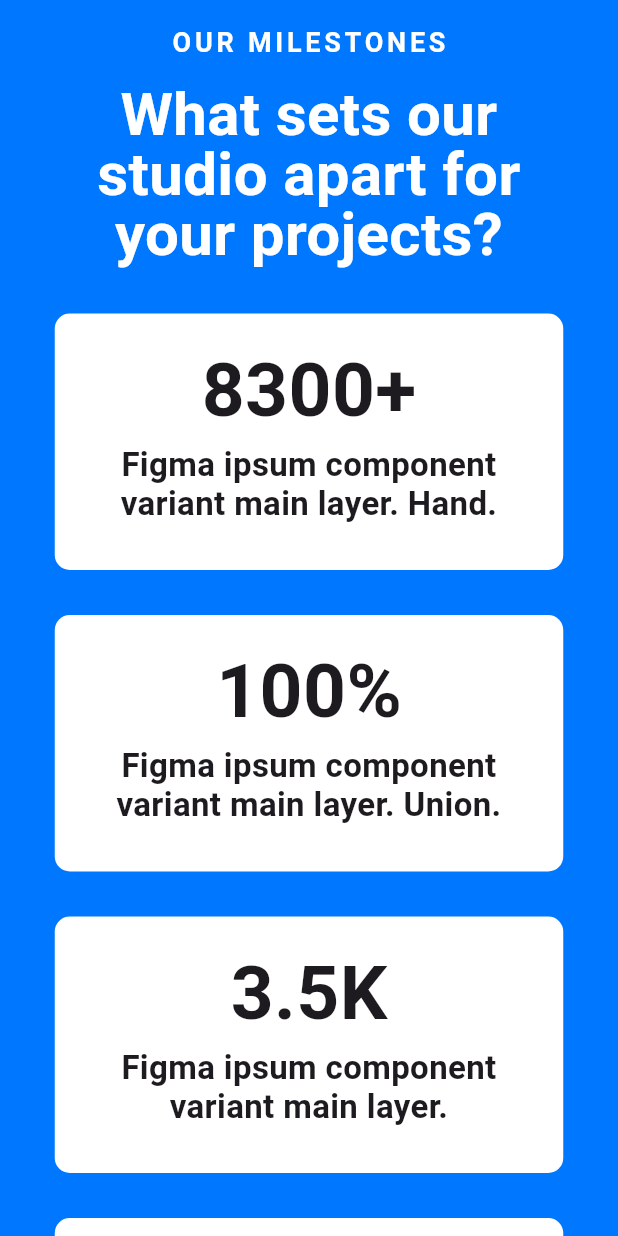
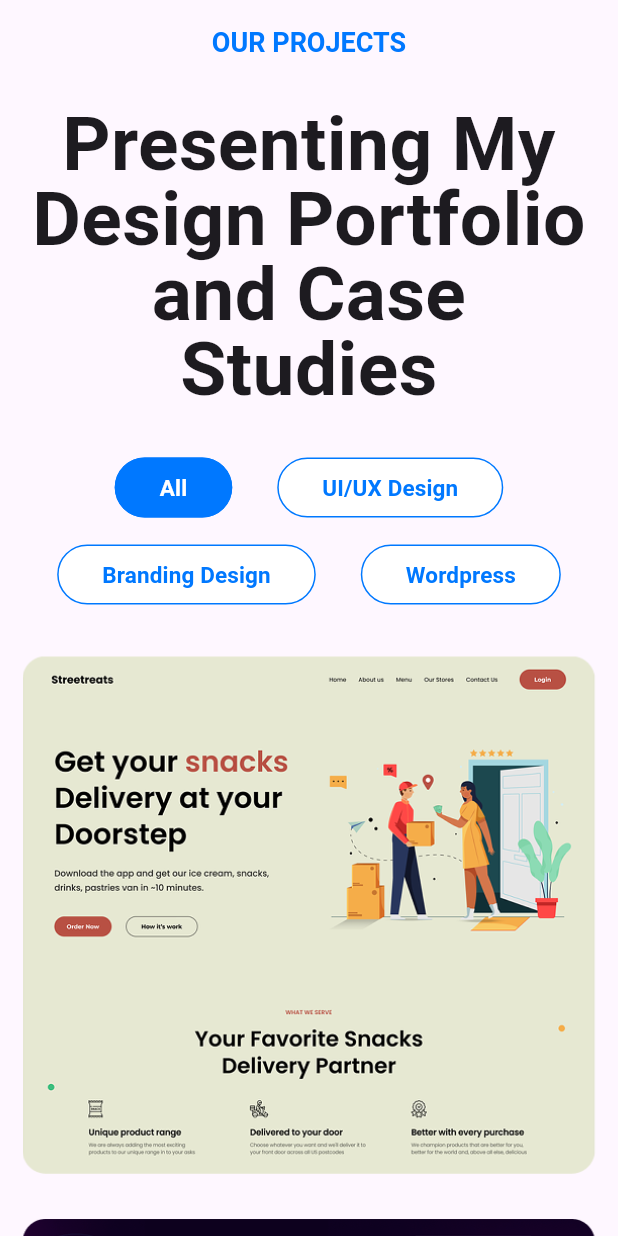
Before and after one commit to zhaoly58/portfolio_me, a Flutter app: the screen it shows after launch, on a phone screen of 412 x 824 dp. Run offline on Flutter 3.47's test engine with Material 3 defaults, Android fonts, the phone set to English and light mode, and no system bars.

Commit message:
created project screen
Signed-off-by: Jimmy Zhao <jimmyzly88@gmail.com>

```diff
--- /dev/null
+++ b/lib/customWidget/regular_button.dart
@@ -0,0 +1,29 @@
+import 'package:flutter/material.dart';
+
+class CustomRegularButton extends StatelessWidget {
+  final String? buttonTitle;
+  const CustomRegularButton({super.key, this.buttonTitle});
+
+  @override
+  Widget build(BuildContext context) {
+    return ElevatedButton(
+      onPressed: () {},
+      style: ElevatedButton.styleFrom(
+        backgroundColor: Colors.white,
+        padding: EdgeInsets.symmetric(horizontal: 30),
+        elevation: 0,
+        side: BorderSide(color: Color(0XFF0078FF)),
+      ),
+
+      child: Text(
+        "$buttonTitle",
+        style: TextStyle(
+          fontSize: 15,
+          color: Color(0XFF0078FF),
+          fontWeight: FontWeight.bold,
+          height: 1,
+        ),
+      ),
+    );
+  }
+}
--- a/lib/main.dart
+++ b/lib/main.dart
@@ -1,5 +1,6 @@
 import 'package:flutter/material.dart';
-import 'package:portfolio_me/milestones.dart';
+import 'package:portfolio_me/milestones_screen.dart';
+import 'package:portfolio_me/projects_screen.dart';
 
 void main() {
   runApp(const MyApp());
@@ -32,7 +33,7 @@ class MyApp extends StatelessWidget {
         // tested with just a hot reload.
         colorScheme: ColorScheme.fromSeed(seedColor: Colors.deepPurple),
       ),
-      home: const Milestones(),
+      home: ProjectsScreen(),
 
     );
   }
--- /dev/null
+++ b/lib/projects_screen.dart
@@ -0,0 +1,102 @@
+import 'package:flutter/material.dart';
+import 'package:portfolio_me/customWidget/regular_button.dart';
+
+class ProjectsScreen extends StatelessWidget {
+  ProjectsScreen({super.key});
+
+  final List<String> projectsList = [
+    "preview1",
+    "preview2",
+    "preview3",
+    "preview4",
+    "preview5",
+    "preview6",
+  ];
+
+  @override
+  Widget build(BuildContext context) {
+    return Scaffold(
+      appBar: AppBar(
+        title: Text(
+          "Our projects".toUpperCase(),
+          style: TextStyle(
+            color: Color(0XFF0078FF),
+            fontSize: 18,
+            fontWeight: FontWeight.bold,
+          ),
+        ),
+        centerTitle: true,
+      ),
+      body: SingleChildScrollView(
+        child: Padding(
+          padding: EdgeInsets.all(15),
+          child: Column(
+            mainAxisAlignment: MainAxisAlignment.center,
+            crossAxisAlignment: CrossAxisAlignment.center,
+            children: [
+              Text(
+                "Presenting My Design Portfolio and Case Studies",
+                style: TextStyle(
+                  fontSize: 50,
+                  fontWeight: FontWeight.bold,
+                  height: 1,
+                ),
+                textAlign: TextAlign.center,
+              ),
+              SizedBox(height: 30),
+              Row(
+                mainAxisAlignment: MainAxisAlignment.center,
+                children: [
+                  ElevatedButton(
+                    onPressed: () {},
+                    style: ElevatedButton.styleFrom(
+                      backgroundColor: Color(0XFF0078FF),
+                      padding: EdgeInsets.symmetric(horizontal: 30),
+                      elevation: 0,
+                      side: BorderSide(color: Color(0XFF0078FF)),
+                    ),
+
+                    child: Text(
+                      "All",
+                      style: TextStyle(
+                        fontSize: 15,
+                        color: Colors.white,
+                        fontWeight: FontWeight.bold,
+                        height: 1,
+                      ),
+                    ),
+                  ),
+                  SizedBox(width: 30),
+                  CustomRegularButton(buttonTitle: "UI/UX Design"),
+                ],
+              ),
+              SizedBox(height: 10),
+
+              Row(
+                mainAxisAlignment: MainAxisAlignment.center,
+                children: [
+                  CustomRegularButton(buttonTitle: "Branding Design"),
+                  SizedBox(width: 30),
+                  CustomRegularButton(buttonTitle: "Wordpress"),
+                ],
+              ),
+              SizedBox(height: 30),
+              Column(
+                mainAxisAlignment: MainAxisAlignment.center,
+                children: [
+                  for (int i = 0; i < projectsList.length; i++)
+                    Column(
+                      children: [
+                        Image.asset("assets/image/${projectsList[i]}.png"),
+                        SizedBox(height: 30),
+                      ],
+                    ),
+                ],
+              ),
+            ],
+          ),
+        ),
+      ),
+    );
+  }
+}
```
Also changed, not shown: assets/image/preview1.png (added), assets/image/preview2.png (added), assets/image/preview3.png (added), assets/image/preview4.png (added), assets/image/preview5.png (added), assets/image/preview6.png (added), lib/milestones_screen.dart (renamed from lib/milestones.dart).
